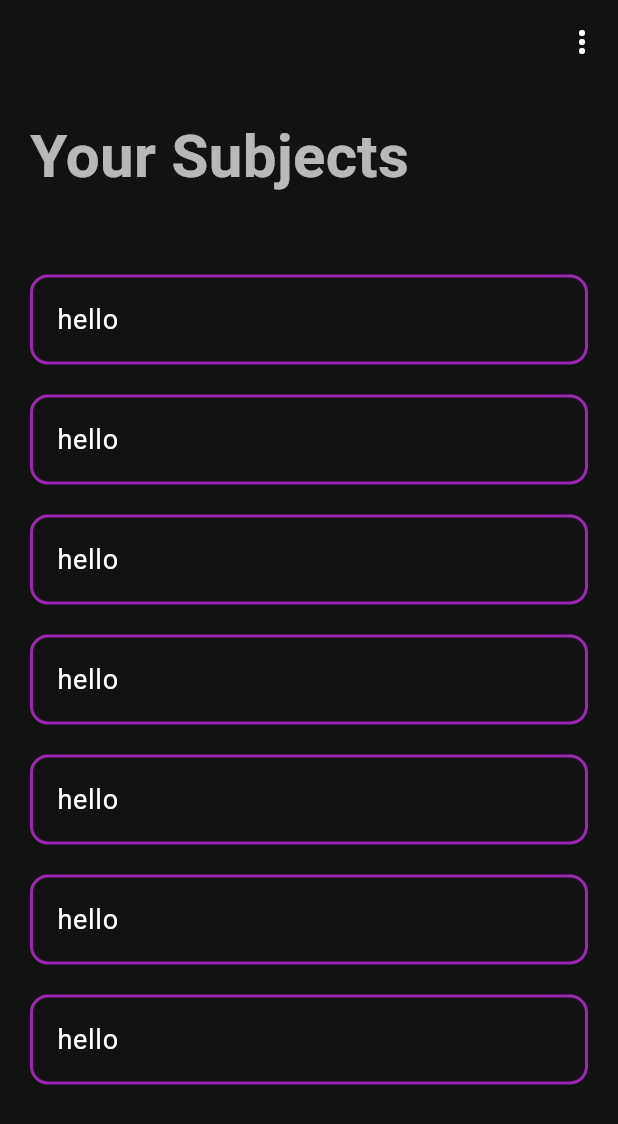
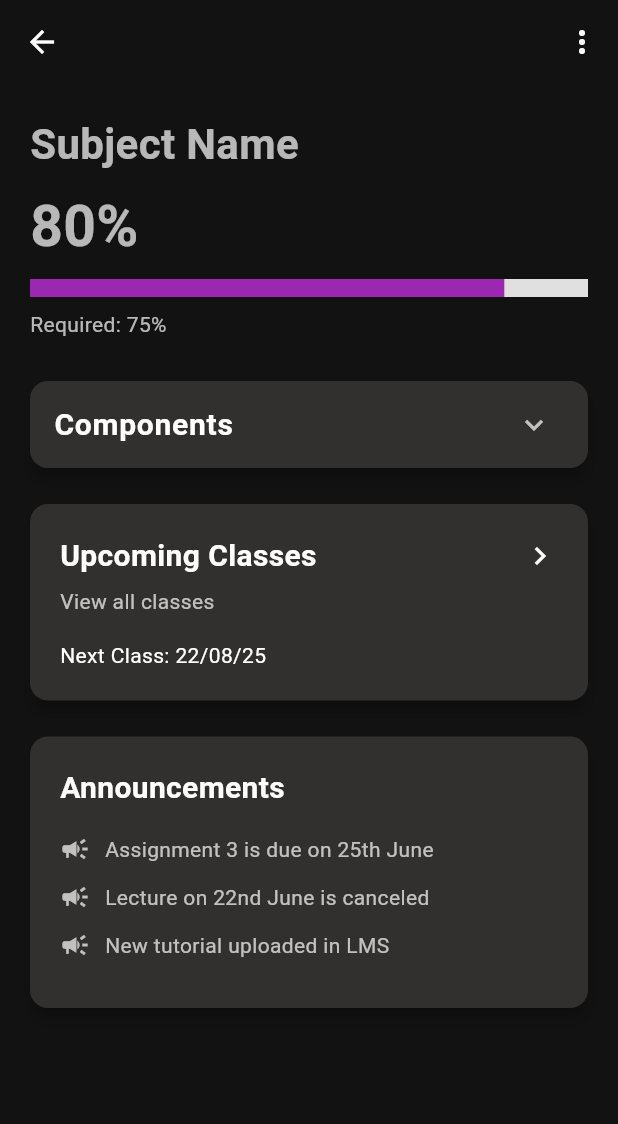
Before and after one commit to aashray374/upasthiti, a Flutter app: the screen it shows after launch, on a phone screen of 412 x 824 dp. Shown: the top 1124 px of the screen. Run offline on Flutter 3.47's test engine with Material 3 defaults, Android fonts, the light colour scheme and no system bars.

Commit message:
created subjects details page

```diff
--- a/lib/main.dart
+++ b/lib/main.dart
@@ -1,5 +1,6 @@
 import 'package:flutter/material.dart';
 import 'package:upasthiti/screens/login.dart';
+import 'package:upasthiti/screens/subject_details_st.dart';
 import 'package:upasthiti/screens/subjects.dart';
 
 void main() {
@@ -63,7 +64,7 @@ class MyApp extends StatelessWidget {
       debugShowCheckedModeBanner: false,
       themeMode: ThemeMode.dark,
       theme: darkTheme,
-      home: const Subjects(),
+      home: const SubjectDetailsSt(),
     );
   }
 }
--- /dev/null
+++ b/lib/models/announcement_model.dart
@@ -0,0 +1,3 @@
+class AnnouncementModel{
+
+}
--- /dev/null
+++ b/lib/models/subject_model.dart
@@ -0,0 +1,5 @@
+class SubjectModel{
+  // int id;
+  // String name;
+  // List<>
+}
--- /dev/null
+++ b/lib/screens/subject_details_st.dart
@@ -0,0 +1,276 @@
+import 'package:flutter/material.dart';
+import 'package:upasthiti/screens/subjects.dart';
+
+class SubjectDetailsSt extends StatelessWidget {
+  const SubjectDetailsSt({super.key});
+
+  @override
+  Widget build(BuildContext context) {
+    return Scaffold(
+      appBar: AppBar(
+        leading: IconButton(onPressed: () {}, icon: Icon(Icons.arrow_back)),
+        actions: [
+          PopupMenuButton<String>(
+            icon: Icon(Icons.more_vert),
+            onSelected: (value) {
+              if (value == 'edit') {
+                print('Edit tapped');
+              } else if (value == 'delete') {
+                print('Delete tapped');
+              }
+            },
+            itemBuilder: (BuildContext context) => <PopupMenuEntry<String>>[
+              PopupMenuItem<String>(
+                value: 'import',
+                child: Text('Import Subjects'),
+              ),
+              PopupMenuItem<String>(
+                value: 'export',
+                child: Text('Export Timetable'),
+              ),
+            ],
+          )
+        ],
+      ),
+      body: SingleChildScrollView(
+        child: Padding(
+          padding: const EdgeInsets.only(top: 20),
+          child: Column(
+            children: [
+              _topPart(context),
+              _componentsDropdown(context),
+              SizedBox(height: 16),
+              _upcoming(context),
+              SizedBox(height: 16),
+              _announcementsSection(context),
+              SizedBox(height: 20),
+            ],
+          ),
+        ),
+      ),
+    );
+  }
+
+  _topPart(context) {
+    return Padding(
+      padding: const EdgeInsets.symmetric(horizontal: 20),
+      child: Column(
+        crossAxisAlignment: CrossAxisAlignment.start,
+        children: [
+          Text("Subject Name",
+              style: TextStyle(fontSize: 28, fontWeight: FontWeight.bold)),
+          SizedBox(height: 8),
+          Text("80%",
+              style: TextStyle(fontSize: 38, fontWeight: FontWeight.bold)),
+          SizedBox(height: 8),
+          SizedBox(
+            height: 12,
+            child: LinearProgressIndicator(
+              value: 0.85,
+              backgroundColor: Colors.grey[300],
+              valueColor: AlwaysStoppedAnimation<Color>(Colors.purple),
+            ),
+          ),
+          SizedBox(height: 8),
+          Text("Required: 75%"),
+          SizedBox(height: 24)
+        ],
+      ),
+    );
+  }
+
+  Widget _buildComponentRow({
+    required String type,
+    required String short,
+    required String attended,
+    required String weight,
+    required Color color,
+  }) {
+    return Row(
+      crossAxisAlignment: CrossAxisAlignment.start,
+      children: [
+        CircleAvatar(
+          backgroundColor: color,
+          child: Text(
+            short,
+            style: TextStyle(
+              fontWeight: FontWeight.bold,
+              color: Colors.white,
+            ),
+          ),
+        ),
+        SizedBox(width: 12),
+        Expanded(
+          child: Column(
+            crossAxisAlignment: CrossAxisAlignment.start,
+            children: [
+              Text(type,
+                  style: TextStyle(
+                      fontSize: 16,
+                      fontWeight: FontWeight.bold,
+                      color: Colors.white)),
+              SizedBox(height: 6),
+              Row(
+                mainAxisAlignment: MainAxisAlignment.spaceBetween,
+                children: [
+                  Text("Attended: $attended",
+                      style: TextStyle(color: Colors.white70)),
+                  Text("Weight: $weight",
+                      style: TextStyle(color: Colors.white70)),
+                ],
+              ),
+            ],
+          ),
+        ),
+      ],
+    );
+  }
+
+  Widget _componentsDropdown(BuildContext context) {
+    return Padding(
+      padding: const EdgeInsets.symmetric(horizontal: 16),
+      child: Card(
+        color: Color(0xFF322F2F),
+        shape: RoundedRectangleBorder(borderRadius: BorderRadius.circular(12)),
+        elevation: 4,
+        child: Theme(
+          data: Theme.of(context).copyWith(dividerColor: Colors.transparent),
+          child: ExpansionTile(
+            title: Text(
+              "Components",
+              style: TextStyle(
+                  fontSize: 20,
+                  fontWeight: FontWeight.bold,
+                  color: Colors.white),
+            ),
+            iconColor: Colors.white,
+            collapsedIconColor: Colors.white70,
+            children: [
+              Padding(
+                padding:
+                const EdgeInsets.symmetric(horizontal: 20, vertical: 12),
+                child: Column(
+                  children: [
+                    _buildComponentRow(
+                      type: "Lecture",
+                      short: "L",
+                      attended: "8/10",
+                      weight: "2",
+                      color: Colors.deepPurpleAccent,
+                    ),
+                    SizedBox(height: 16),
+                    _buildComponentRow(
+                      type: "Tutorial",
+                      short: "T",
+                      attended: "7/10",
+                      weight: "1",
+                      color: Colors.blueAccent,
+                    ),
+                    SizedBox(height: 16),
+                    _buildComponentRow(
+                      type: "Practical",
+                      short: "P",
+                      attended: "9/10",
+                      weight: "1",
+                      color: Colors.green,
+                    ),
+                  ],
+                ),
+              )
+            ],
+          ),
+        ),
+      ),
+    );
+  }
+
+  Widget _upcoming(BuildContext context) {
+    return GestureDetector(
+      onTap: () {
+        Navigator.of(context).pushReplacement(
+          MaterialPageRoute(builder: (context) => const Subjects()),
+        );
+      },
+      child: Padding(
+        padding: const EdgeInsets.symmetric(horizontal: 16),
+        child: Card(
+          elevation: 4,
+          shape: RoundedRectangleBorder(borderRadius: BorderRadius.circular(12)),
+          color: Color(0xFF322F2F),
+          child: Padding(
+            padding: const EdgeInsets.all(20),
+            child: Column(
+              crossAxisAlignment: CrossAxisAlignment.stretch,
+              children: [
+                Row(
+                  mainAxisAlignment: MainAxisAlignment.spaceBetween,
+                  children: [
+                    Text("Upcoming Classes",
+                        style: TextStyle(
+                            fontSize: 20,
+                            fontWeight: FontWeight.bold,
+                            color: Colors.white)),
+                    Icon(Icons.navigate_next, color: Colors.white),
+                  ],
+                ),
+                SizedBox(height: 6),
+                Text("View all classes", style: TextStyle(color: Colors.white70)),
+                SizedBox(height: 16),
+                Text("Next Class: 22/08/25",
+                    style: TextStyle(color: Colors.white)),
+              ],
+            ),
+          ),
+        ),
+      ),
+    );
+  }
+
+  Widget _announcementsSection(BuildContext context) {
+    final announcements = [
+      "Assignment 3 is due on 25th June",
+      "Lecture on 22nd June is canceled",
+      "New tutorial uploaded in LMS",
+    ];
+
+    return Padding(
+      padding: const EdgeInsets.symmetric(horizontal: 16),
+      child: Card(
+        elevation: 4,
+        shape: RoundedRectangleBorder(borderRadius: BorderRadius.circular(12)),
+        color: Color(0xFF322F2F),
+        child: Padding(
+          padding: const EdgeInsets.all(20),
+          child: Column(
+            crossAxisAlignment: CrossAxisAlignment.start,
+            children: [
+              Text(
+                "Announcements",
+                style: TextStyle(
+                    fontSize: 20,
+                    fontWeight: FontWeight.bold,
+                    color: Colors.white),
+              ),
+              SizedBox(height: 16),
+              ...announcements.map((text) => Padding(
+                padding: const EdgeInsets.only(bottom: 12),
+                child: Row(
+                  children: [
+                    Icon(Icons.campaign, color: Colors.white70, size: 20),
+                    SizedBox(width: 10),
+                    Expanded(
+                      child: Text(
+                        text,
+                        style: TextStyle(color: Colors.white70),
+                      ),
+                    ),
+                  ],
+                ),
+              )),
+            ],
+          ),
+        ),
+      ),
+    );
+  }
+}
```
